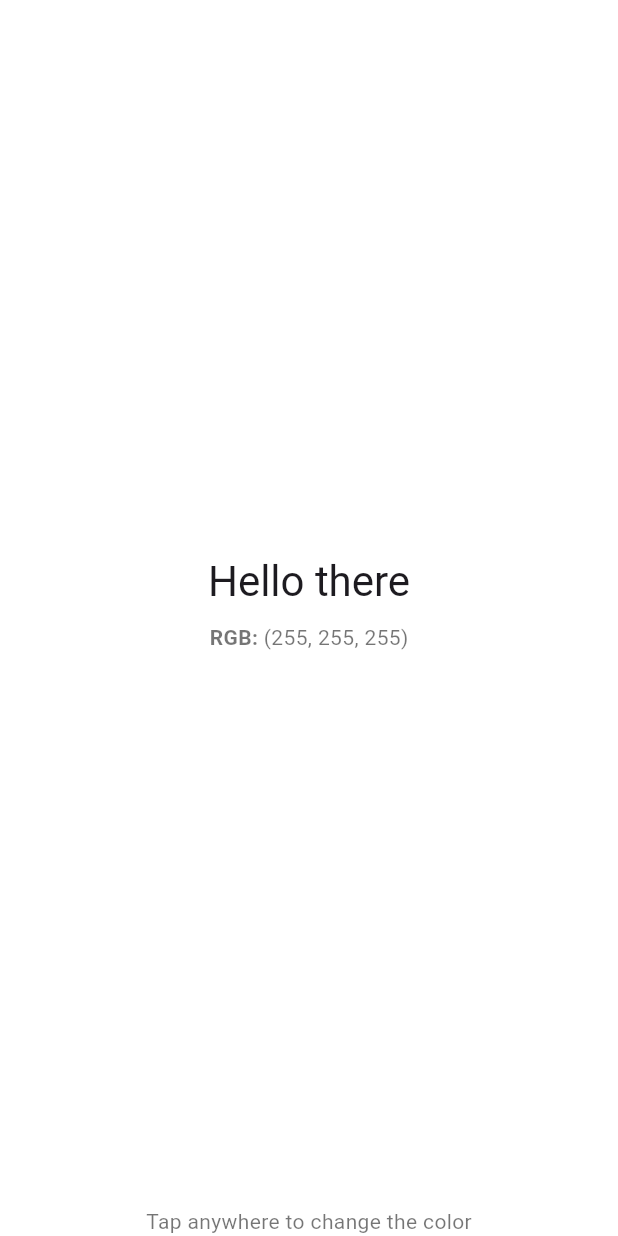
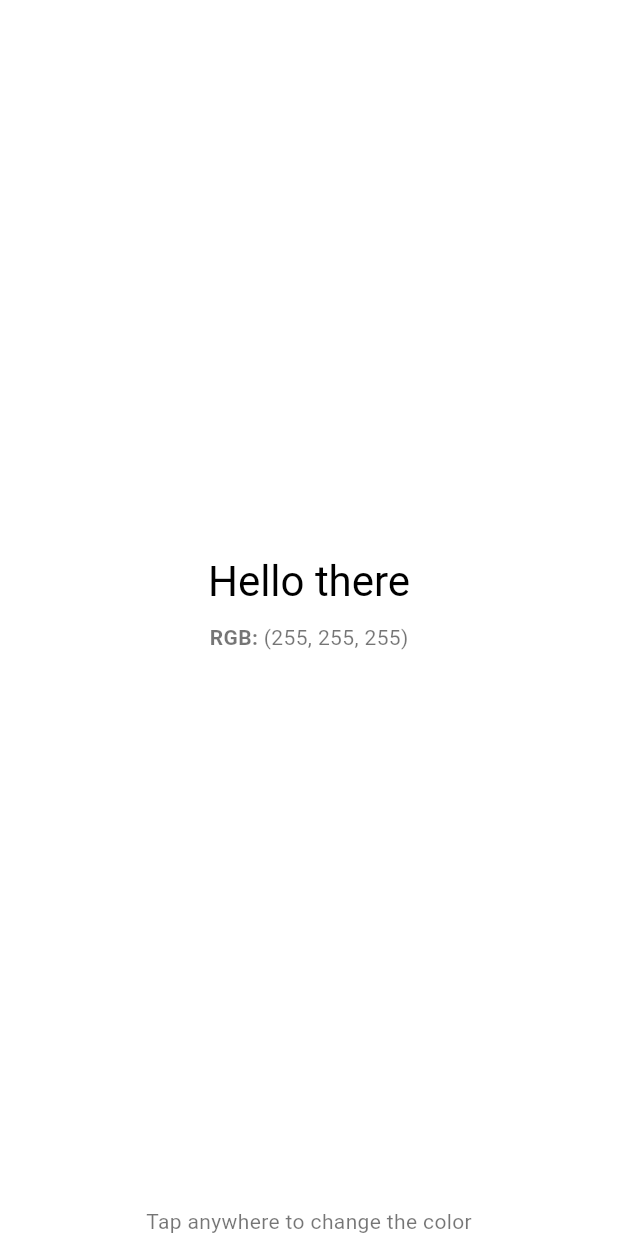
Before and after one commit to amMooncake/flutter-color-interview-task, a Flutter app: the screen it shows after launch, on a phone screen of 412 x 824 dp. Run offline on Flutter 3.47's test engine with Material 3 defaults, Android fonts, the phone set to English and light mode, and no system bars.

Commit message:
feat(ui): update color text to improve text contrast

```diff
--- a/lib/screens/home_screen.dart
+++ b/lib/screens/home_screen.dart
@@ -17,17 +17,14 @@ class HomeScreen extends StatefulWidget {
 
 class _HomeScreenState extends State<HomeScreen> {
   static const int _fullOpacity = 255;
+  Color _currentColor = Colors.white;
+  bool isDarkOverlay = true;
 
-  RgbColor _currentRgbColor = RgbColor(
-    red: _fullOpacity,
-    green: _fullOpacity,
-    blue: _fullOpacity,
-  );
-  Color _currentColor = Colors.white;
   void handleColorChange() {
     final RgbColor rgbColor = widget._repository.getRandomColor();
     setState(() {
-      _currentRgbColor = rgbColor;
+      isDarkOverlay = ColorRepo.isColorDarkOverlay(rgbColor);
+
       _currentColor = Color.fromARGB(
         _fullOpacity,
         rgbColor.red,
@@ -45,8 +42,14 @@ class _HomeScreenState extends State<HomeScreen> {
         textTheme.bodyMedium ??
         const TextStyle(
           fontSize: 14,
-          color: Colors.black54,
         );
+    final TextStyle baseHeadlineStyle =
+        textTheme.headlineMedium ??
+        const TextStyle(
+          fontSize: 24,
+          fontWeight: FontWeight.bold,
+        );
+
     const double spacing = 10;
 
     return Scaffold(
@@ -64,24 +67,34 @@ class _HomeScreenState extends State<HomeScreen> {
                     children: [
                       Text(
                         'Hello there',
-                        style: Theme.of(context).textTheme.headlineMedium,
+                        style: baseHeadlineStyle.copyWith(
+                          color: isDarkOverlay ? Colors.black : Colors.white,
+                        ),
                       ),
                       const SizedBox(height: spacing),
                       RichText(
                         text: TextSpan(
                           text: 'RGB: ',
                           style: baseBodyStyle.copyWith(
-                            color: Colors.black54,
+                            // dart format off
+                            color: isDarkOverlay ?
+                                Colors.black54 :
+                                Colors.white,
+                            // dart format on
                             fontWeight: FontWeight.bold,
                           ),
                           children: <TextSpan>[
                             TextSpan(
                               text:
-                                  '(${_currentRgbColor.red}, '
-                                  '${_currentRgbColor.green}, '
-                                  '${_currentRgbColor.blue})',
+                                  '(${(_currentColor.r * 255).round()}, '
+                                  '${(_currentColor.g * 255).round()}, '
+                                  '${(_currentColor.b * 255).round()})',
                               style: baseBodyStyle.copyWith(
-                                color: Colors.black54,
+                                // dart format off
+                                color: isDarkOverlay ?
+                                  Colors.black54 :
+                                  Colors.white,
+                                // dart format on
                                 fontWeight: FontWeight.normal,
                               ),
                             ),
@@ -95,7 +108,7 @@ class _HomeScreenState extends State<HomeScreen> {
               Text(
                 "Tap anywhere to change the color",
                 style: baseBodyStyle.copyWith(
-                  color: Colors.black54,
+                  color: isDarkOverlay ? Colors.black54 : Colors.white,
                 ),
               ),
             ],
--- a/packages/color_repository/lib/src/app_color_repo.dart
+++ b/packages/color_repository/lib/src/app_color_repo.dart
@@ -1,7 +1,6 @@
 // Rectutment task say to no use external libraries,
 // but math is core, build in library, so I think it's fine.
 import 'dart:math';
-
 import 'package:color_repository/src/color_repo.dart';
 import 'package:color_repository/src/models/models.dart';
 
```
Also changed, not shown: packages/color_repository/lib/src/color_repo.dart (+35 -0 lines).
